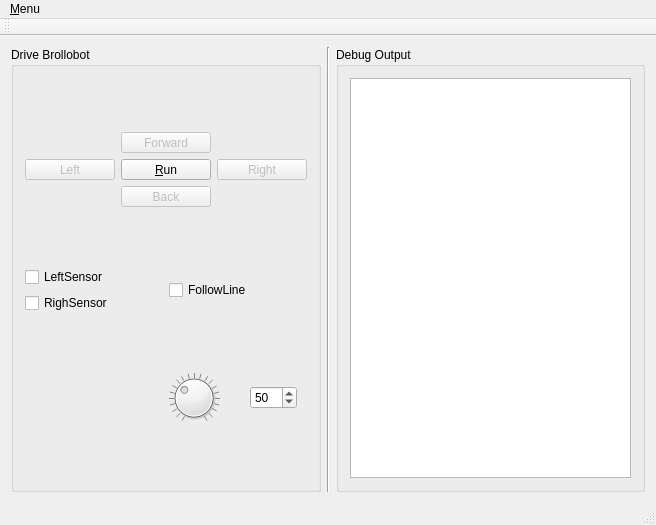
First picture: the form in mainwindow.ui, repository Bauernteams/Brollobot, before the edit.
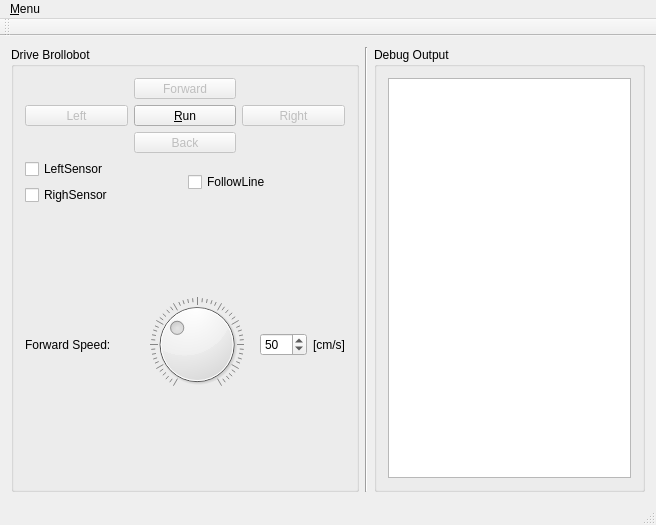
Second picture: the form after the edit. Icons and pictures are not drawn.

Diff of the .ui file:
```diff
--- a/mainwindow.ui
+++ b/mainwindow.ui
@@ -171,6 +171,9 @@
            <property name="shortcut">
             <string>Down</string>
            </property>
+           <property name="autoRepeat">
+            <bool>true</bool>
+           </property>
            <property name="toolButtonStyle">
             <enum>Qt::ToolButtonTextUnderIcon</enum>
            </property>
@@ -215,6 +218,9 @@
            <property name="shortcut">
             <string>Left</string>
            </property>
+           <property name="autoRepeat">
+            <bool>true</bool>
+           </property>
            <property name="toolButtonStyle">
             <enum>Qt::ToolButtonTextUnderIcon</enum>
            </property>
@@ -259,6 +265,9 @@
            <property name="shortcut">
             <string>Right</string>
            </property>
+           <property name="autoRepeat">
+            <bool>true</bool>
+           </property>
            <property name="toolButtonStyle">
             <enum>Qt::ToolButtonTextUnderIcon</enum>
            </property>
@@ -309,6 +318,13 @@
        </item>
        <item>
         <layout class="QHBoxLayout" name="horizontalLayout_3">
+         <item>
+          <widget class="QLabel" name="label_2">
+           <property name="text">
+            <string>Forward Speed:</string>
+           </property>
+          </widget>
+         </item>
          <item>
           <spacer name="horizontalSpacer_3">
            <property name="orientation">
@@ -331,10 +347,10 @@
             <number>300</number>
            </property>
            <property name="singleStep">
-            <number>5</number>
+            <number>2</number>
            </property>
            <property name="pageStep">
-            <number>15</number>
+            <number>5</number>
            </property>
            <property name="value">
             <number>100</number>
@@ -350,19 +366,6 @@
            </property>
           </widget>
          </item>
-         <item>
-          <widget class="QSpinBox" name="spinSpeed">
-           <property name="maximum">
-            <number>300</number>
-           </property>
-           <property name="singleStep">
-            <number>5</number>
-           </property>
-           <property name="value">
-            <number>50</number>
-           </property>
-          </widget>
-         </item>
          <item>
           <spacer name="horizontalSpacer_4">
            <property name="orientation">
@@ -379,6 +382,26 @@
            </property>
           </spacer>
          </item>
+         <item>
+          <widget class="QSpinBox" name="spinSpeed">
+           <property name="maximum">
+            <number>300</number>
+           </property>
+           <property name="singleStep">
+            <number>5</number>
+           </property>
+           <property name="value">
+            <number>50</number>
+           </property>
+          </widget>
+         </item>
+         <item>
+          <widget class="QLabel" name="label">
+           <property name="text">
+            <string>[cm/s]</string>
+           </property>
+          </widget>
+         </item>
         </layout>
        </item>
       </layout>
```
